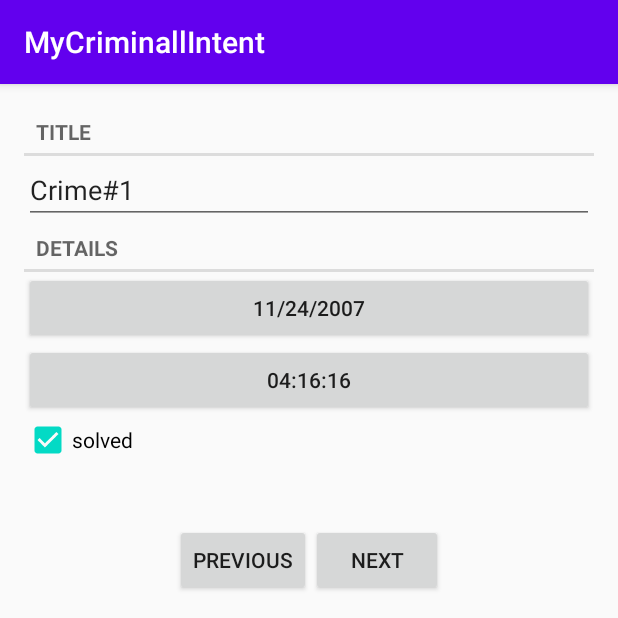
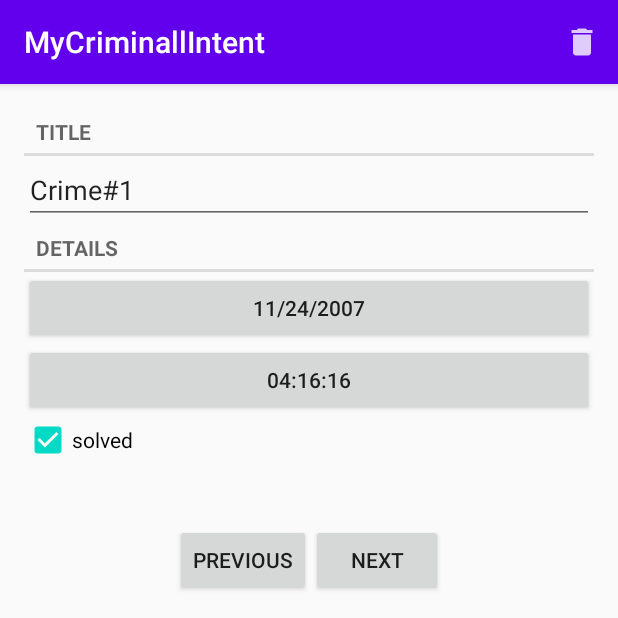
Before and after one commit to ZakaryaRoohi/MyCriminallIntent, an Android app: the screen it shows after launch (CrimePagerActivity), after a tap on an icon or button, on a phone screen of 412 x 824 dp, the top half of it. Run offline under Robolectric (Android 15) with nearby library versions, the phone set to English and light mode, and no system bars.

Commit message:
add menu to CrimeDetailFragment delete image button to delete current crime and back to Crime list

```diff
--- a/app/src/main/java/com/example/mycriminallintent/controller/fragment/CrimeListFragment.java
+++ b/app/src/main/java/com/example/mycriminallintent/controller/fragment/CrimeListFragment.java
@@ -1,5 +1,6 @@
 package com.example.mycriminallintent.controller.fragment;
 
+import android.annotation.SuppressLint;
 import android.content.Intent;
 import android.os.Bundle;
 
@@ -17,7 +18,9 @@ import android.view.MenuItem;
 import android.view.View;
 import android.view.ViewGroup;
 import android.widget.ImageView;
+import android.widget.LinearLayout;
 import android.widget.TextView;
+import android.widget.Toast;
 
 import com.example.mycriminallintent.R;
 import com.example.mycriminallintent.controller.activity.CrimeDetailActivity;
@@ -35,7 +38,7 @@ public class CrimeListFragment extends Fragment {
     private IRepository<Crime> mRepository;
     private CrimeAdapter mCrimeAdapter;
     private int mPosition;
-
+private LinearLayout mLinearLayoutEmpty;
     private boolean mIsSubtitleVisible = false;
 
     public CrimeListFragment() {
@@ -48,8 +51,8 @@ public class CrimeListFragment extends Fragment {
         super.onCreate(savedInstanceState);
         mRepository = CrimeRepository.getInstance();
         setHasOptionsMenu(true);
-        if(savedInstanceState!=null)
-            mIsSubtitleVisible = savedInstanceState.getBoolean(BUNDLE_IS_SUBTITLE_VISIBLE,false);
+        if (savedInstanceState != null)
+            mIsSubtitleVisible = savedInstanceState.getBoolean(BUNDLE_IS_SUBTITLE_VISIBLE, false);
 
 
     }
@@ -108,7 +111,7 @@ public class CrimeListFragment extends Fragment {
     @Override
     public void onSaveInstanceState(@NonNull Bundle outState) {
         super.onSaveInstanceState(outState);
-        outState.putBoolean(BUNDLE_IS_SUBTITLE_VISIBLE,mIsSubtitleVisible);
+        outState.putBoolean(BUNDLE_IS_SUBTITLE_VISIBLE, mIsSubtitleVisible);
     }
 
     private void addCrime() {
@@ -131,6 +134,7 @@ public class CrimeListFragment extends Fragment {
 
     private void findViews(View view) {
         mRecyclerView = view.findViewById(R.id.recycler_view_crimes);
+//        mLinearLayoutEmpty = view.findViewById(R.id.empty);
     }
 
     private class CrimeHolder2 extends RecyclerView.ViewHolder {
@@ -286,9 +290,13 @@ public class CrimeListFragment extends Fragment {
             mCrimeAdapter = new CrimeAdapter(crimes);
             mRecyclerView.setAdapter(mCrimeAdapter);//connect recyclerView to adapter
         } else {
-            mCrimeAdapter.notifyItemChanged(mPosition);
+            mCrimeAdapter.notifyDataSetChanged();
         }
         updateSubtitle();
+        if (mRepository.getList().size() == 0){
+            Toast.makeText(getActivity(), "repository is cleared "+mRepository.getList().size(), Toast.LENGTH_SHORT).show();
+
+        }
     }
 
     @Override
--- a/app/src/main/java/com/example/mycriminallintent/repository/CrimeRepository.java
+++ b/app/src/main/java/com/example/mycriminallintent/repository/CrimeRepository.java
@@ -7,7 +7,7 @@ import java.util.List;
 import java.util.UUID;
 
 public class CrimeRepository implements IRepository<Crime> {
-    private static final int NUMBER_OF_CRIMES = 10;
+    private static final int NUMBER_OF_CRIMES = 2;
     private static CrimeRepository sCrimeRepository;
     private List<Crime> mCrimes;
     private int position;
--- /dev/null
+++ b/app/src/main/res/drawable-anydpi/ic_menu_delete.xml
@@ -0,0 +1,11 @@
+<vector xmlns:android="http://schemas.android.com/apk/res/android"
+    android:width="24dp"
+    android:height="24dp"
+    android:viewportWidth="24"
+    android:viewportHeight="24"
+    android:tint="#FFFFFF"
+    android:alpha="0.8">
+  <path
+      android:fillColor="@android:color/white"
+      android:pathData="M6,19c0,1.1 0.9,2 2,2h8c1.1,0 2,-0.9 2,-2V7H6v12zM19,4h-3.5l-1,-1h-5l-1,1H5v2h14V4z"/>
+</vector>
--- a/app/src/main/res/layout/fragment_crime_list.xml
+++ b/app/src/main/res/layout/fragment_crime_list.xml
@@ -1,4 +1,3 @@
-<?xml version="1.0" encoding="utf-8"?>
 <androidx.recyclerview.widget.RecyclerView xmlns:android="http://schemas.android.com/apk/res/android"
     xmlns:tools="http://schemas.android.com/tools"
     android:id="@+id/recycler_view_crimes"
--- a/app/src/main/res/menu/menu_crime_detail.xml
+++ b/app/src/main/res/menu/menu_crime_detail.xml
@@ -2,5 +2,11 @@
 <menu xmlns:app="http://schemas.android.com/apk/res-auto"
     xmlns:android="http://schemas.android.com/apk/res/android">
 
-    <item android:title="Item" />
+    <item
+        android:id="@+id/menu_item_delete_crime"
+        android:icon="@drawable/ic_menu_delete"
+        android:title="@string/delete_crime"
+        app:showAsAction="ifRoom|withText"
+
+        />
 </menu>
--- a/app/src/main/res/values/strings.xml
+++ b/app/src/main/res/values/strings.xml
@@ -10,4 +10,5 @@
     <string name="new_crime">New Crime</string>
     <string name="show_subtitle">show subtitle</string>
     <string name="subtitle_format">%1$d crimes</string>
+    <string name="delete_crime">Delete Crime</string>
 </resources>
```
Also changed, not shown: app/src/main/java/com/example/mycriminallintent/controller/fragment/CrimeDetailFragment.java (+44 -9 lines), app/src/main/res/drawable-hdpi/ic_menu_delete.png (added), app/src/main/res/drawable-mdpi/ic_menu_delete.png (added), app/src/main/res/drawable-xhdpi/ic_menu_delete.png (added), app/src/main/res/drawable-xxhdpi/ic_menu_delete.png (added).
